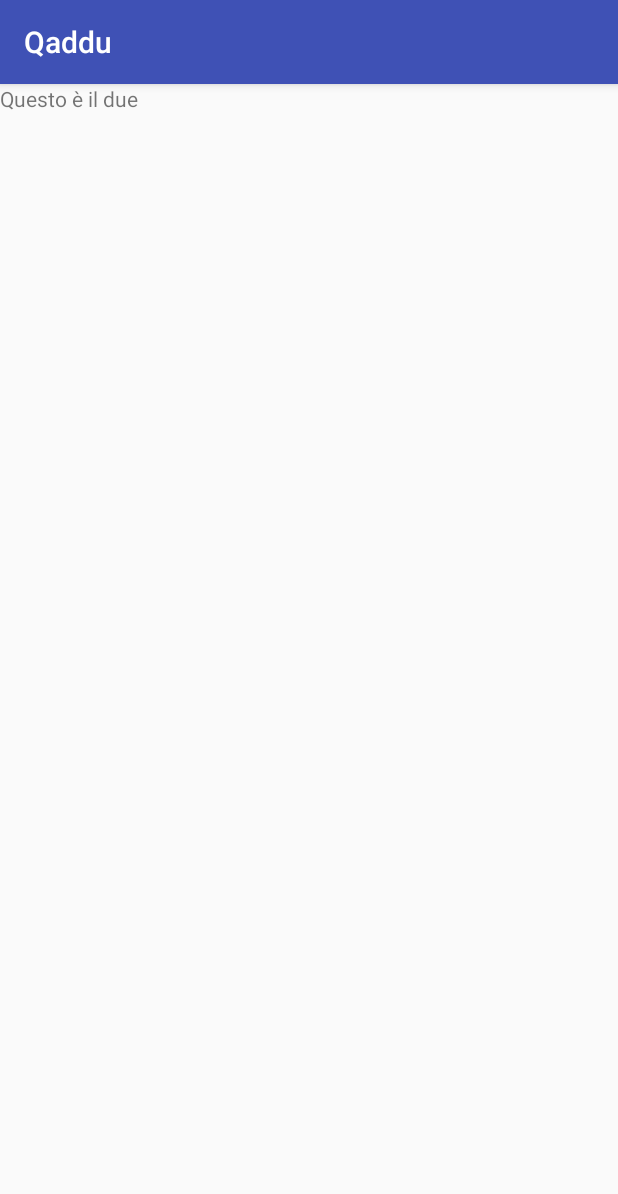
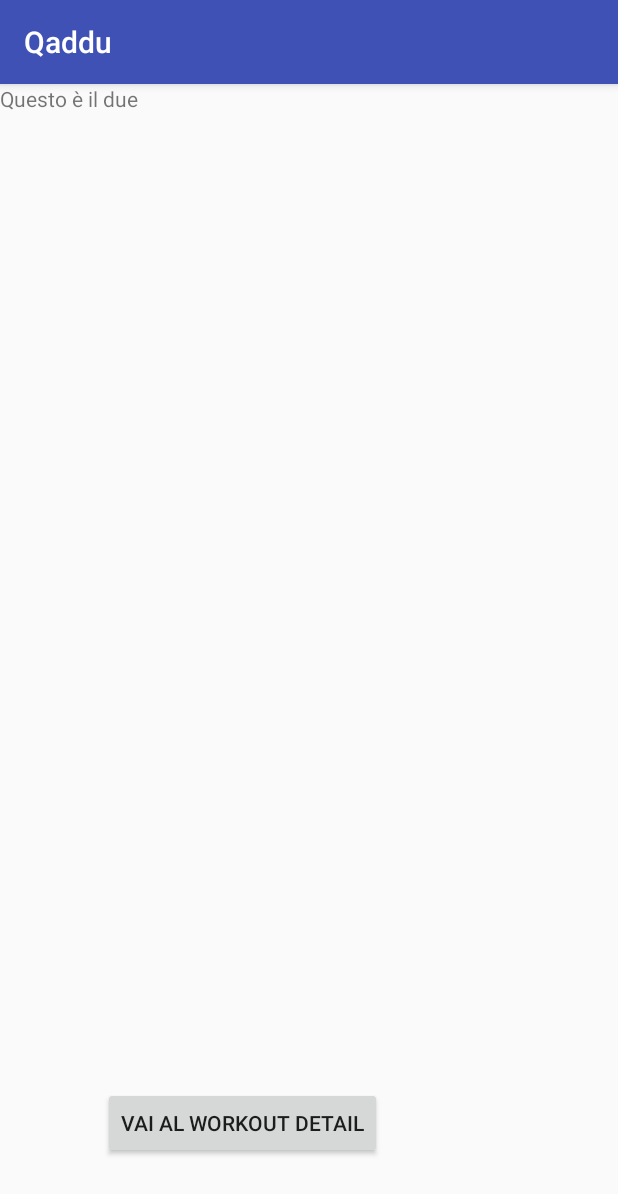
Before and after one commit to stefanolande/Qaddu, an Android app: the fragment History shown on its own in the app's theme, on a phone screen of 412 x 824 dp. Shown: the top 1194 px of the screen. Run offline under Robolectric (Android 15) with nearby library versions, the phone set to English and light mode, and no system bars.

Commit message:
grafico e workout detail

```diff
--- a/app/src/main/java/so2/unica/qaddu/History.java
+++ b/app/src/main/java/so2/unica/qaddu/History.java
@@ -1,12 +1,14 @@
 package so2.unica.qaddu;
 
 import android.content.Context;
+import android.content.Intent;
 import android.net.Uri;
 import android.os.Bundle;
 import android.support.v4.app.Fragment;
 import android.view.LayoutInflater;
 import android.view.View;
 import android.view.ViewGroup;
+import android.widget.Button;
 
 
 /**
@@ -64,7 +66,21 @@ public class History extends Fragment {
     public View onCreateView(LayoutInflater inflater, ViewGroup container,
                              Bundle savedInstanceState) {
         // Inflate the layout for this fragment
-        return inflater.inflate(R.layout.fragment_history, container, false);
+        //return inflater.inflate(R.layout.fragment_history, container, false);
+
+        View view;
+        view = inflater.inflate(R.layout.fragment_history, container, false);
+        Button button = (Button) view.findViewById(R.id.buttonWorkOut);
+        button.setOnClickListener(new View.OnClickListener()
+        {
+            @Override
+            public void onClick(View v)
+            {
+                Intent intent = new Intent(getActivity(), WorkoutDetail.class);
+                startActivity(intent);
+            }
+        });
+        return view;
     }
 
     // TODO: Rename method, update argument and hook method into UI event
--- a/app/src/main/res/layout/fragment_history.xml
+++ b/app/src/main/res/layout/fragment_history.xml
@@ -11,4 +11,15 @@
         android:layout_height="match_parent"
         android:text="Questo è il due" />
 
+    <Button
+        android:layout_width="wrap_content"
+        android:layout_height="wrap_content"
+        android:text="vai al workout detail"
+        android:id="@+id/buttonWorkOut"
+        android:layout_marginBottom="51dp"
+        android:layout_marginEnd="44dp"
+        android:layout_alignParentBottom="true"
+        android:layout_alignParentEnd="true"
+        android:layout_gravity="center_horizontal|bottom" />
+
 </FrameLayout>
```
Also changed, not shown: app/src/main/java/so2/unica/qaddu/WorkoutDetail.java (+14 -17 lines).
